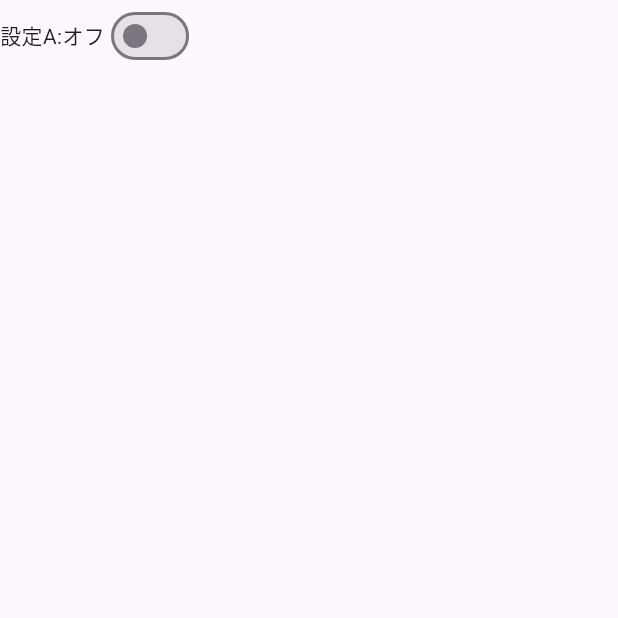
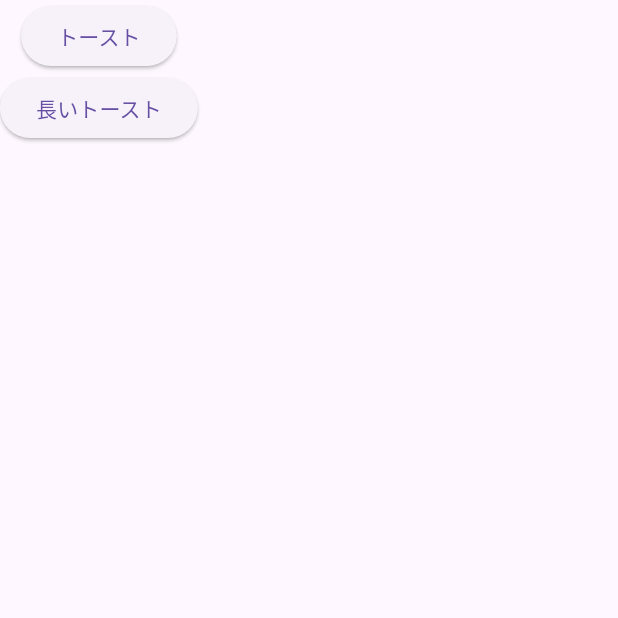
Before and after one commit to dream-developer/flutter_basic, a Flutter app: the screen it shows after launch, on a phone screen of 412 x 824 dp, the top half of it. Run offline on Flutter 3.47's test engine with Material 3 defaults, Android fonts, the phone set to English and light mode, and no system bars; our stand-ins replace fluttertoast.

Commit message:
基本 - トースト

```diff
--- a/lib/main.dart
+++ b/lib/main.dart
@@ -1,82 +1,28 @@
 import 'package:flutter/material.dart';
-import 'package:shared_preferences/shared_preferences.dart'; // 1
+import 'package:fluttertoast/fluttertoast.dart'; // 1
 
 void main() {
-  runApp(const MyApp());
-}
-
-class MyApp extends StatelessWidget {
-  const MyApp({super.key});
-
-  @override
-  Widget build(BuildContext context) {
-    return MaterialApp(
-      title: 'Flutter Demo',
-      theme: ThemeData(
-        colorScheme: ColorScheme.fromSeed(seedColor: Colors.deepPurple),
-        useMaterial3: true,
-      ),
-      home: const MyHomePage(title: 'Flutter Demo Home Page'),
-    );
-  }
-}
-
-class MyHomePage extends StatefulWidget {
-  const MyHomePage({super.key, required this.title});
-  final String title;
-
-  @override
-  State<MyHomePage> createState() => _MyHomePageState();
-}
-
-class _MyHomePageState extends State<MyHomePage> {
-  bool _isOn = false;
-
-  _MyHomePageState(){ // 8
-    final f = _loadSettingA();
-    f.then((value) => {
-      setState(() {
-        _isOn = value;
-      })
-    });
-  }
-
-  Future<void> _saveSettingA(bool value) async { // 2
-    final prefs = await SharedPreferences.getInstance(); // 3
-
-    await prefs.setBool( // 4
-      'settingA',
-       value
-    );
-  }
-
-  Future<bool> _loadSettingA() async { // 5
-    final prefs = await SharedPreferences.getInstance(); // 6
-    final value = prefs.getBool('settingA');
-    return value ?? false; // 7
-  }
-
-  @override
-  Widget build(BuildContext context) {
-    final switchText = Text(_isOn ? "設定A:オン": "設定A:オフ");
-    final toggle = Switch(
-      value: _isOn,
-      onChanged: (value) {
-        setState(() {
-          _isOn = value;
-          _saveSettingA(value); // 9
-        });
+  final button1 = ElevatedButton(
+    onPressed: () {
+       Fluttertoast.showToast(msg: "トースト"); // 2
     },
+    child: const Text("トースト"),
   );
 
-    final body =  SafeArea( // ボディー
-      child: Row(
-        children: [ switchText, toggle, ],
-      ),
+  final button2 = ElevatedButton(
+    onPressed: () {
+       Fluttertoast.showToast( // 3
+        msg: "長いトースト",
+        toastLength: Toast.LENGTH_LONG,
+      );
+    },
+    child: const Text("長いトースト"),
   );
 
-    return Scaffold(
-      body: body, // ボディー
+  final sc = Scaffold(
+    body: Column( children: [ button1, button2, ],),
   );
+
+  final app = MaterialApp(home: sc);
+  runApp(app);
 }
-}
--- a/pubspec.yaml
+++ b/pubspec.yaml
@@ -31,7 +31,7 @@ dependencies:
   flutter:
     sdk: flutter
   #追加
-  shared_preferences: ^2.3.2
+  fluttertoast: ^8.2.8
 
 
   # The following adds the Cupertino Icons font to your application.
```
Also changed, not shown: pubspec.lock, 1 other file. Lines whose indentation alone changed are shown as unchanged.
